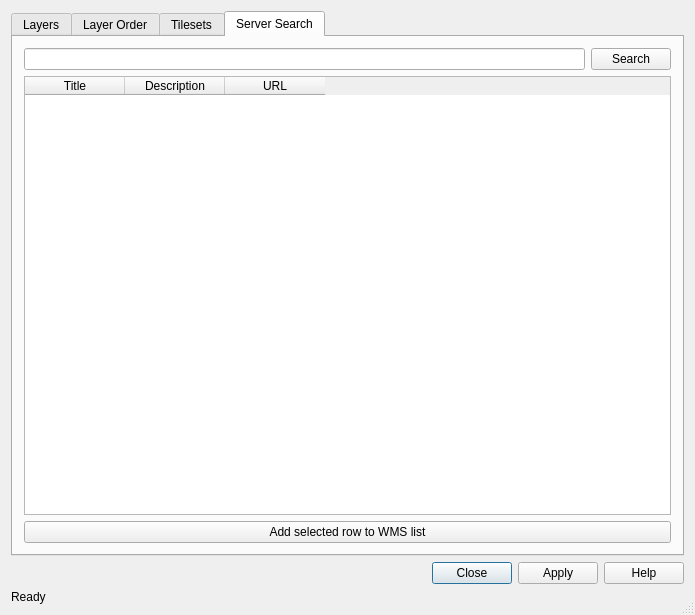
Old version of the form src/ui/qgsowssourceselectbase.ui in the repository carsmie/QGIS.
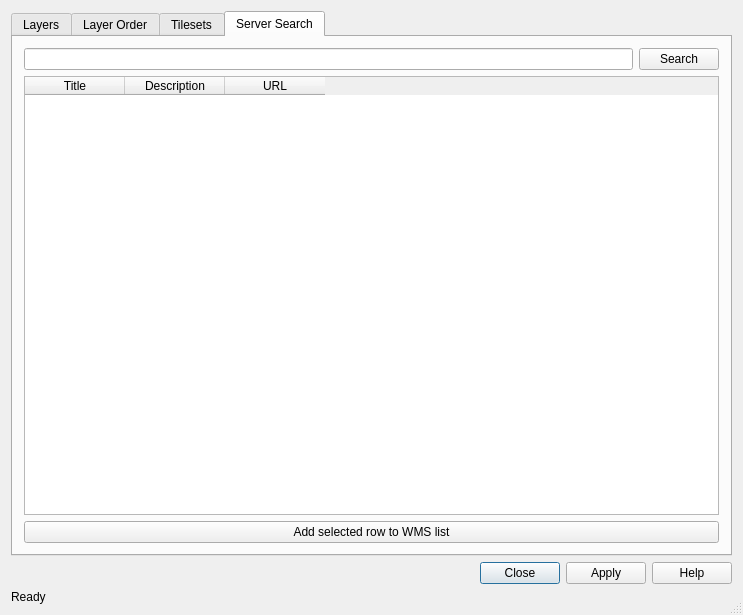
New version of the form. The open tabs and pages were chosen to show the change. Icons and pictures are not drawn.

Diff of the .ui file:
```diff
--- a/src/ui/qgsowssourceselectbase.ui
+++ b/src/ui/qgsowssourceselectbase.ui
@@ -6,7 +6,7 @@
    <rect>
     <x>0</x>
     <y>0</y>
-    <width>695</width>
+    <width>743</width>
     <height>615</height>
    </rect>
   </property>
```
Left out of the diff: 25 changed lines with no effect on the pictures.
